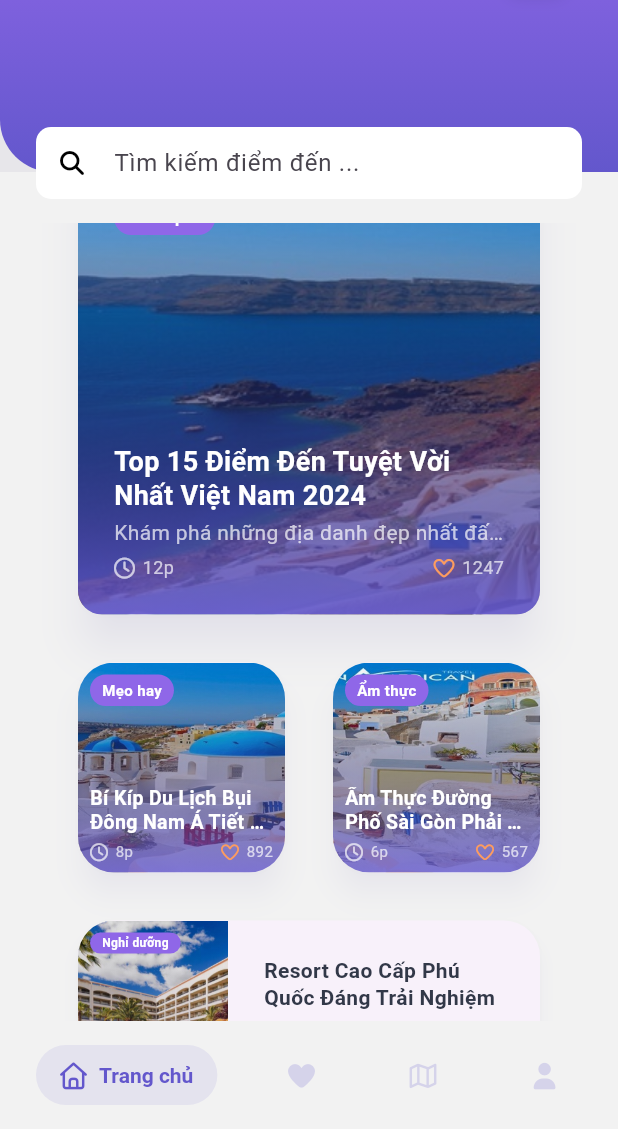
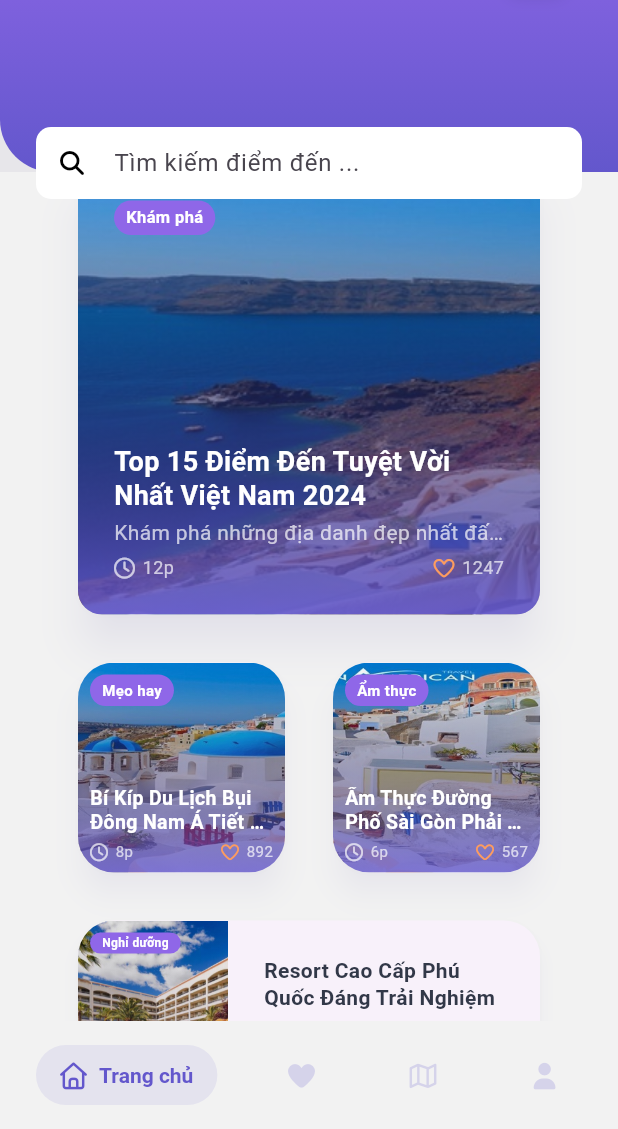
Before and after one commit to HitomiTachi/flutter_travel_app, a Flutter app: the MainApp screen opened by its route, scrolled down 576 dp, on a phone screen of 412 x 824 dp, the part 107-1236 px from its top. Run offline on Flutter 3.47's test engine with Material 3 defaults, Android fonts, the phone set to English and light mode, and no system bars; drawn by our look-alikes of salomon_bottom_bar; our stand-ins replace firebase_core, font_awesome_flutter, hive_flutter, smooth_page_indicator, syncfusion_flutter_datepicker; accounts and stored records are empty.

Commit message:
Chỉnh home_screen và tách file

```diff
--- a/lib/representation/screen/home_screen.dart
+++ b/lib/representation/screen/home_screen.dart
@@ -185,11 +185,11 @@ class HomeScreen extends StatefulWidget {
                   ),
                 ),
               ),
-              SizedBox(height: kDefaultPadding),
 
               // Content có thể cuộn - Categories và widgets khác
               Expanded(
                 child: SingleChildScrollView(
+                  padding: EdgeInsets.only(top: kDefaultPadding),
                   child: Column(
                     children: [
                       Row(
```
